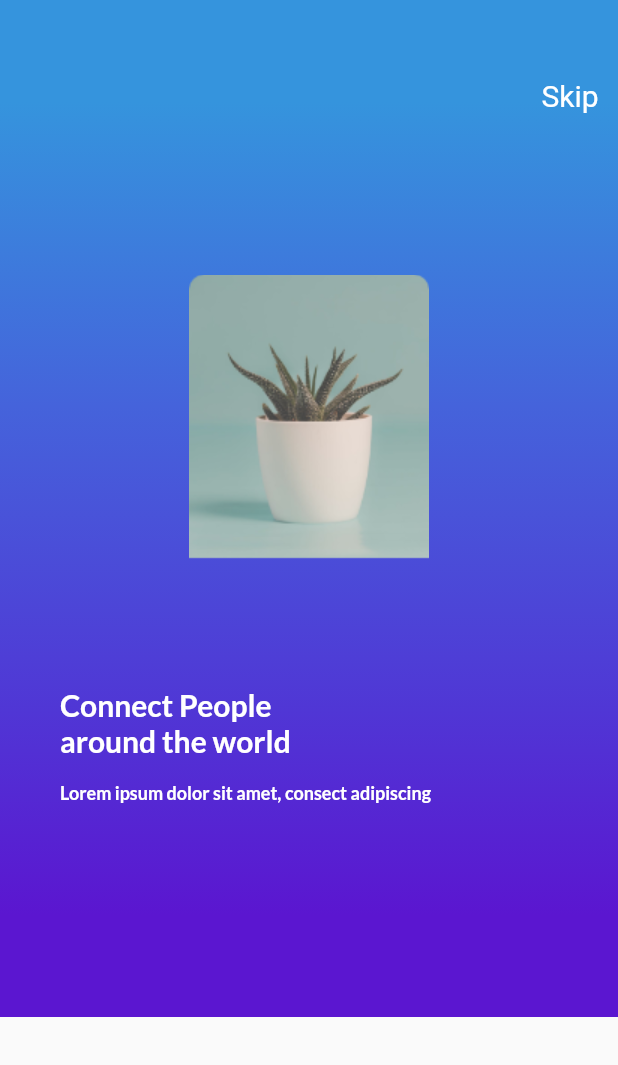
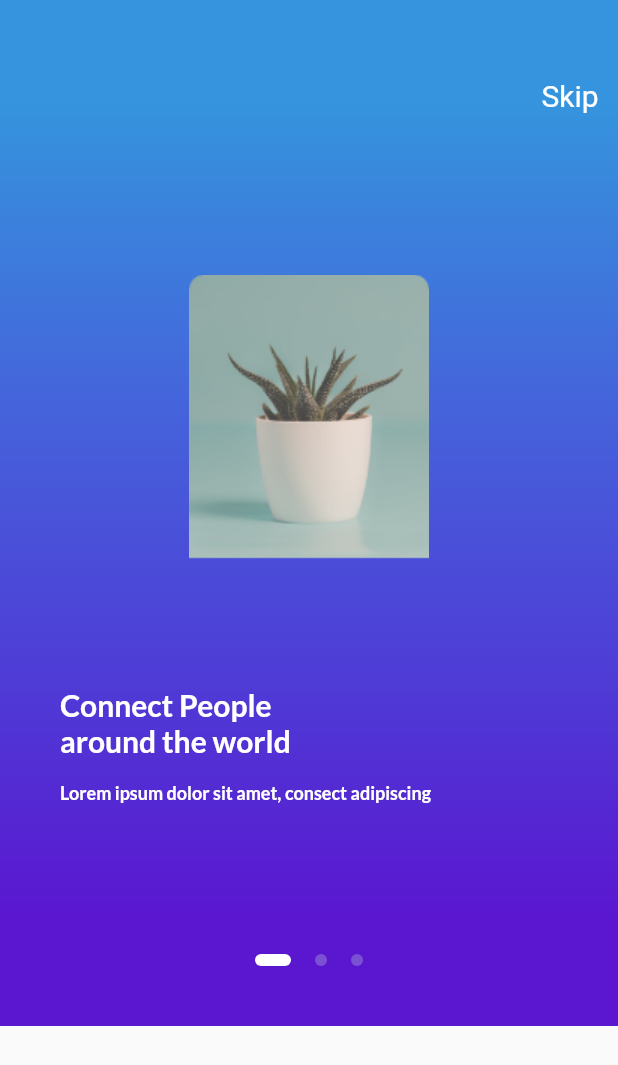
Before and after one commit to bbudhiana/flutter_chitchat, a Flutter app: the screen it shows after launch, on a phone screen of 412 x 824 dp. Shown: the top 1065 px of the screen. Run offline on Flutter 3.47's test engine with Material 2 defaults, Android fonts, the phone set to English and light mode, and no system bars; our stand-ins replace carousel_slider, country_code_picker, flutter_svg, font_awesome_flutter.

```diff
--- a/lib/screens/on_boarding_screen.dart
+++ b/lib/screens/on_boarding_screen.dart
@@ -13,12 +13,47 @@ class _OnBoardingScreenState extends State<OnBoardingScreen> {
   final PageController _pageController = PageController(initialPage: 0);
   int _currentPage = 0;
 
+  List<Widget> _buildPageIndicator() {
+    List<Widget> list = [];
+    for (int i = 0; i < _numPages; i++) {
+      list.add(i == _currentPage ? _indicator(true) : _indicator(false));
+    }
+
+    return list;
+  }
+
+  Widget _indicator(bool isActive) {
+    return AnimatedContainer(
+      duration: Duration(microseconds: 150),
+      margin: EdgeInsets.symmetric(horizontal: 8.0),
+      height: 8.0,
+      width: isActive ? 24.0 : 8.0,
+      decoration: BoxDecoration(
+        color: isActive ? Colors.white : Color(0xFF7B51D3),
+        borderRadius: BorderRadius.all(
+          Radius.circular(12),
+        ),
+      ),
+    );
+  }
+
   @override
   Widget build(BuildContext context) {
-    return Scaffold(
-      body: AnnotatedRegion<SystemUiOverlayStyle>(
-        value: SystemUiOverlayStyle.light,
-        child: Container(
+    return AnnotatedRegion<SystemUiOverlayStyle>(
+      value: SystemUiOverlayStyle(
+        statusBarColor: Colors.transparent,
+        systemNavigationBarDividerColor: Color(0xFF5B16D0),
+        systemNavigationBarColor: Color(0xFF5B16D0),
+        statusBarIconBrightness: Brightness.dark,
+        systemNavigationBarIconBrightness: Brightness.dark,
+      ),
+      child: Scaffold(
+        extendBodyBehindAppBar: true,
+        /* appBar: AppBar(
+          backgroundColor: Color(0xFF3594DD),
+          title: Text('test'),
+        ), */
+        body: Container(
           decoration: BoxDecoration(
             gradient: LinearGradient(
                 begin: Alignment.topCenter,
@@ -56,7 +91,7 @@ class _OnBoardingScreenState extends State<OnBoardingScreen> {
                     ),
                   ),
                   Container(
-                    height: 550,
+                    height: 548,
                     child: PageView(
                       physics: ClampingScrollPhysics(),
                       controller: _pageController,
@@ -103,10 +138,90 @@ class _OnBoardingScreenState extends State<OnBoardingScreen> {
                               ),
                             ],
                           ),
+                        ),
+                        Padding(
+                          padding: const EdgeInsets.all(40.0),
+                          child: Column(
+                            crossAxisAlignment: CrossAxisAlignment.start,
+                            children: [
+                              Center(
+                                child: Image(
+                                  image:
+                                      AssetImage('assets/images/image_2.png'),
+                                  height: 300.0,
+                                  width: 300.0,
+                                ),
+                              ),
+                              SizedBox(
+                                height: 30.0,
+                              ),
+                              Text(
+                                'Get a new experience\nof imagination',
+                                style: TextStyle(
+                                  color: Colors.white,
+                                  fontSize: 20.0,
+                                  fontWeight: FontWeight.bold,
+                                ),
+                              ),
+                              SizedBox(
+                                height: 15.0,
+                              ),
+                              Text(
+                                'Lorem ipsum dolor sit amet, consect adipiscing',
+                                style: TextStyle(
+                                  color: Colors.white,
+                                  fontSize: 12.0,
+                                  fontWeight: FontWeight.bold,
+                                ),
+                              ),
+                            ],
+                          ),
+                        ),
+                        Padding(
+                          padding: const EdgeInsets.all(40.0),
+                          child: Column(
+                            crossAxisAlignment: CrossAxisAlignment.start,
+                            children: [
+                              Center(
+                                child: Image(
+                                  image:
+                                      AssetImage('assets/images/image_3.png'),
+                                  height: 300.0,
+                                  width: 300.0,
+                                ),
+                              ),
+                              SizedBox(
+                                height: 30.0,
+                              ),
+                              Text(
+                                'Get a new experience\nof imagination',
+                                style: TextStyle(
+                                  color: Colors.white,
+                                  fontSize: 20.0,
+                                  fontWeight: FontWeight.bold,
+                                ),
+                              ),
+                              SizedBox(
+                                height: 15.0,
+                              ),
+                              Text(
+                                'Lorem ipsum dolor sit amet, consect adipiscing',
+                                style: TextStyle(
+                                  color: Colors.white,
+                                  fontSize: 12.0,
+                                  fontWeight: FontWeight.bold,
+                                ),
+                              ),
+                            ],
+                          ),
                         )
                       ],
                     ),
                   ),
+                  Row(
+                    mainAxisAlignment: MainAxisAlignment.center,
+                    children: _buildPageIndicator(),
+                  )
                 ],
               ),
             ),
```
